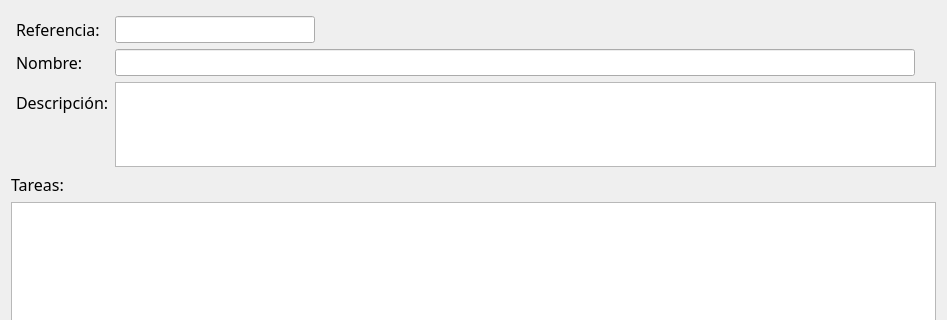
Above: Interfaz/Diseño/Trabajos/wdProcedimientos.ui from jorgecvzc/vrGes before the change; both pictures show x 0 to 947 and y 0 to 320 of the 947 by 585 pixel window. Below: the same form after it.
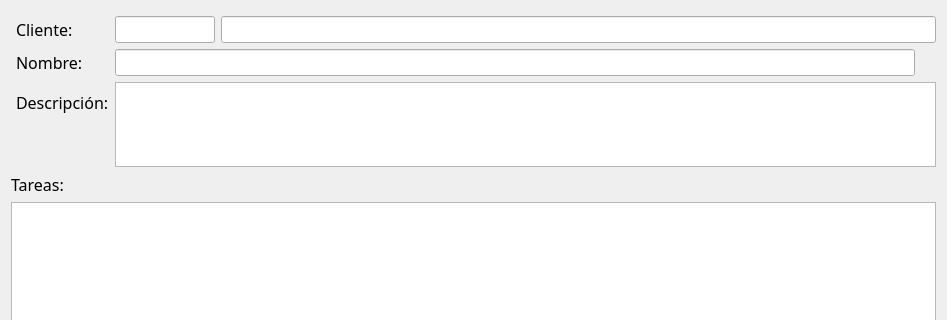
That is the form after the change. Custom widgets are drawn as their Qt base class.

```diff
--- a/Interfaz/Diseño/Trabajos/wdProcedimientos.ui
+++ b/Interfaz/Diseño/Trabajos/wdProcedimientos.ui
@@ -33,11 +33,7 @@
       </widget>
      </item>
      <item>
-      <widget class="ifTabla" name="twTareas">
-       <property name="sizeAdjustPolicy">
-        <enum>QAbstractScrollArea::AdjustToContents</enum>
-       </property>
-      </widget>
+      <widget class="QListWidget" name="listWidget"/>
      </item>
     </layout>
    </item>
@@ -61,38 +57,7 @@
      <property name="topMargin">
       <number>5</number>
      </property>
-     <item row="0" column="0">
-      <widget class="QLabel" name="label">
-       <property name="font">
-        <font>
-         <family>Zekton</family>
-         <pointsize>12</pointsize>
-        </font>
-       </property>
-       <property name="text">
-        <string>Referencia:</string>
-       </property>
-       <property name="buddy">
-        <cstring>leRef</cstring>
-       </property>
-      </widget>
-     </item>
-     <item row="0" column="1">
-      <widget class="ifCadena" name="leRef">
-       <property name="maximumSize">
-        <size>
-         <width>200</width>
-         <height>16777215</height>
-        </size>
-       </property>
-       <property name="font">
-        <font>
-         <pointsize>12</pointsize>
-        </font>
-       </property>
-      </widget>
-     </item>
-     <item row="1" column="0">
+     <item row="2" column="0">
       <widget class="QLabel" name="label_3">
        <property name="font">
         <font>
@@ -101,15 +66,15 @@
         </font>
        </property>
        <property name="text">
-        <string>Nombre: </string>
+        <string>Nombre:</string>
        </property>
        <property name="buddy">
-        <cstring>leNombre</cstring>
+        <cstring>cdNombre</cstring>
        </property>
       </widget>
      </item>
-     <item row="1" column="1">
-      <widget class="ifCadena" name="leNombre">
+     <item row="2" column="1">
+      <widget class="ifCadena" name="cdNombre">
        <property name="maximumSize">
         <size>
          <width>800</width>
@@ -123,7 +88,7 @@
        </property>
       </widget>
      </item>
-     <item row="2" column="0">
+     <item row="3" column="0">
       <widget class="QLabel" name="label_2">
        <property name="font">
         <font>
@@ -136,7 +101,7 @@
        </property>
       </widget>
      </item>
-     <item row="2" column="1">
+     <item row="3" column="1">
       <widget class="ifTexto" name="ptObs">
        <property name="sizePolicy">
         <sizepolicy hsizetype="Expanding" vsizetype="Fixed">
@@ -152,6 +117,50 @@
        </property>
       </widget>
      </item>
+     <item row="1" column="1">
+      <layout class="QHBoxLayout" name="horizontalLayout">
+       <item>
+        <widget class="ifRefExtLista" name="reCliRef">
+         <property name="maximumSize">
+          <size>
+           <width>100</width>
+           <height>16777215</height>
+          </size>
+         </property>
+         <property name="font">
+          <font>
+           <pointsize>12</pointsize>
+          </font>
+         </property>
+        </widget>
+       </item>
+       <item>
+        <widget class="ifCadenaExt" name="ceCliNombre">
+         <property name="font">
+          <font>
+           <pointsize>12</pointsize>
+          </font>
+         </property>
+        </widget>
+       </item>
+      </layout>
+     </item>
+     <item row="1" column="0">
+      <widget class="QLabel" name="label">
+       <property name="font">
+        <font>
+         <family>Zekton</family>
+         <pointsize>12</pointsize>
+        </font>
+       </property>
+       <property name="text">
+        <string>Cliente:</string>
+       </property>
+       <property name="buddy">
+        <cstring>reCliRef</cstring>
+       </property>
+      </widget>
+     </item>
     </layout>
    </item>
   </layout>
@@ -168,9 +177,14 @@
    <header>Interfaz/ifCampos.h</header>
   </customwidget>
   <customwidget>
-   <class>ifTabla</class>
-   <extends>QTableWidget</extends>
-   <header>Interfaz/ifCampos.h</header>
+   <class>ifRefExtLista</class>
+   <extends>QLineEdit</extends>
+   <header>Interfaz/ifCampos</header>
+  </customwidget>
+  <customwidget>
+   <class>ifCadenaExt</class>
+   <extends>QLineEdit</extends>
+   <header>Interfaz/ifCampos</header>
   </customwidget>
  </customwidgets>
  <tabstops>
```
Left out of the diff: 3 changed lines with no effect on the pictures.
